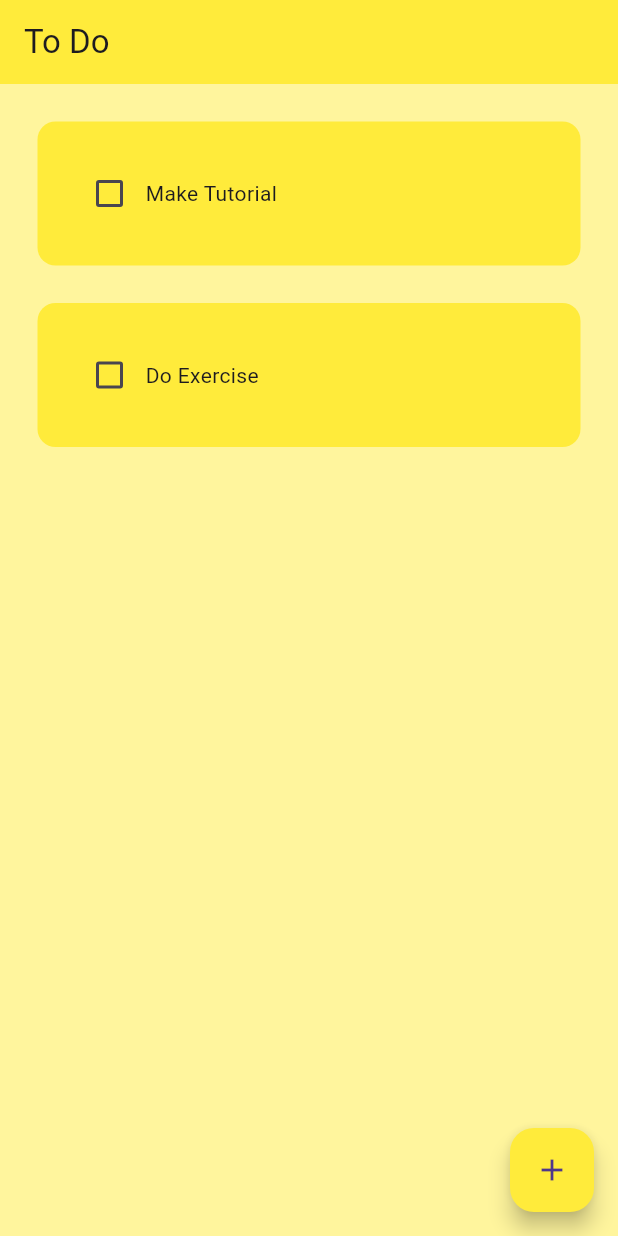
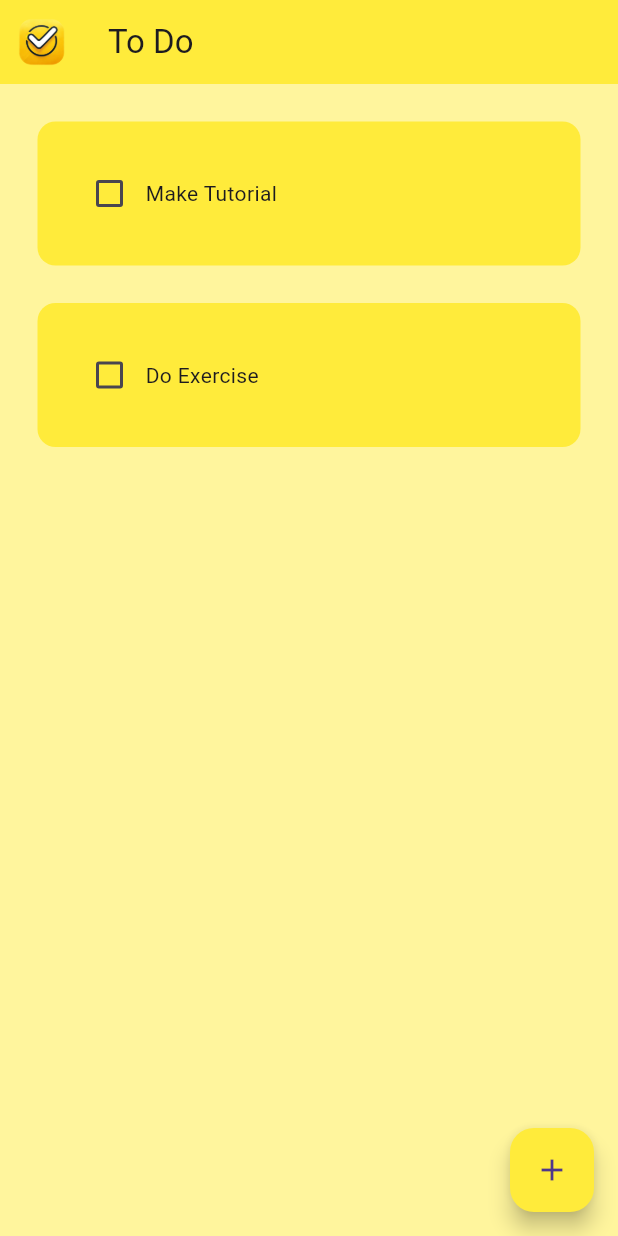
Before and after one commit to avi-kr/flutter_todo, a Flutter app: the screen it shows after launch, on a phone screen of 412 x 824 dp. Run offline on Flutter 3.47's test engine with Material 3 defaults, Android fonts, the phone set to English and light mode, and no system bars; drawn by our look-alikes of flutter_slidable; our stand-ins replace hive_flutter; accounts and stored records are empty.

Commit message:
Logo changed
Signed-off-by: Abhishek Kumar <avi.kr16@gmail.com>

```diff
--- a/lib/pages/home_page.dart
+++ b/lib/pages/home_page.dart
@@ -79,6 +79,12 @@ class _HomePageState extends State<HomePage> {
     return Scaffold(
       backgroundColor: Colors.yellow[200],
       appBar: AppBar(
+        leading: Padding(
+          padding: const EdgeInsets.all(4.0),
+          child: Image.asset(
+            'assets/icon/logo.png',
+          ),
+        ),
         title: Text("To Do"),
         elevation: 0,
       ),
```
Also changed, not shown: pubspec.yaml (+8 -66 lines), assets/icon/logo.png (added), pubspec.lock, 23 other files.
